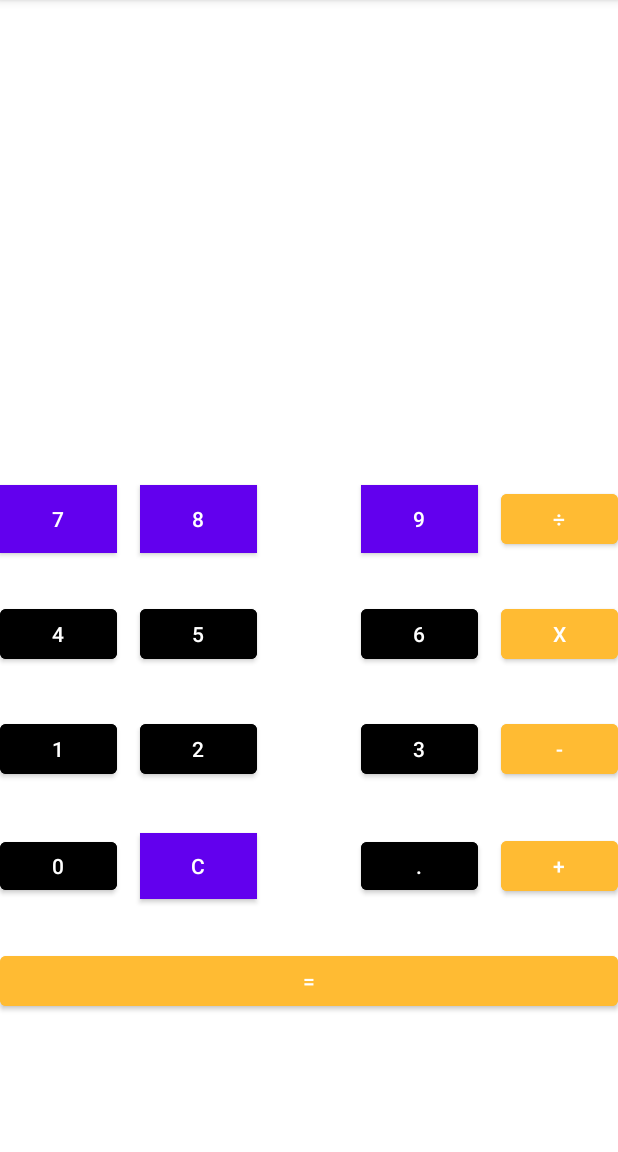
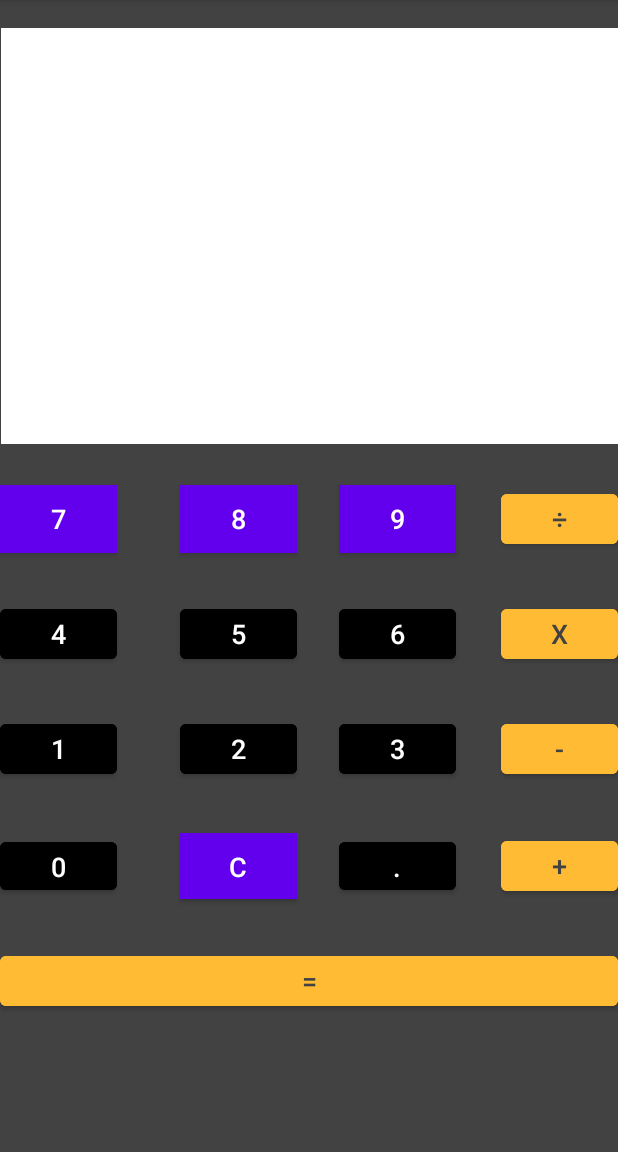
Before and after one commit to Valle8/calculadora, an Android app: the screen it shows after launch (MainActivity), on a phone screen of 412 x 824 dp, the part 84-1236 px from its top. Run offline under Robolectric (Android 15) with nearby library versions, the phone set to English and light mode, and no system bars.

Commit message:
cambios a botones y  fondo

```diff
--- a/Calculadora/app/src/main/res/layout/activity_main.xml
+++ b/Calculadora/app/src/main/res/layout/activity_main.xml
@@ -4,8 +4,8 @@
     xmlns:tools="http://schemas.android.com/tools"
     android:layout_width="match_parent"
     android:layout_height="match_parent"
-    android:background="#FFFFFF"
-    android:backgroundTint="#FFFFFF"
+    android:background="@color/purple_200"
+    android:backgroundTint="@color/cardview_dark_background"
     tools:context=".MainActivity">
 
 
@@ -13,10 +13,11 @@
         android:id="@+id/btn3"
         android:layout_width="78dp"
         android:layout_height="45dp"
-        android:layout_marginEnd="15dp"
+        android:layout_marginEnd="30dp"
         android:backgroundTint="@color/black"
         android:onClick="btnTres"
         android:text="3"
+        android:textSize="18sp"
         app:layout_constraintBottom_toTopOf="@+id/guideline15"
         app:layout_constraintEnd_toStartOf="@+id/btnResta"
         app:layout_constraintTop_toTopOf="@+id/guideline14" />
@@ -25,10 +26,11 @@
         android:id="@+id/btn6"
         android:layout_width="78dp"
         android:layout_height="45dp"
-        android:layout_marginEnd="15dp"
+        android:layout_marginEnd="30dp"
         android:backgroundTint="@color/black"
         android:onClick="btnSeis"
         android:text="6"
+        android:textSize="18sp"
         app:layout_constraintBottom_toTopOf="@+id/guideline14"
         app:layout_constraintEnd_toStartOf="@+id/btnMultiplicacion"
         app:layout_constraintTop_toTopOf="@+id/guideline13" />
@@ -37,11 +39,12 @@
         android:id="@+id/btn9"
         android:layout_width="78dp"
         android:layout_height="45dp"
-        android:layout_marginEnd="15dp"
+        android:layout_marginEnd="30dp"
         android:background="@color/black"
         android:backgroundTint="@color/black"
         android:onClick="btnNueve"
         android:text="9"
+        android:textSize="18sp"
         app:layout_constraintBottom_toTopOf="@+id/guideline13"
         app:layout_constraintEnd_toStartOf="@+id/btnDivision"
         app:layout_constraintTop_toTopOf="@+id/guideline12" />
@@ -50,12 +53,14 @@
         android:id="@+id/btn8"
         android:layout_width="78dp"
         android:layout_height="45dp"
-        android:layout_marginStart="15dp"
+        android:layout_marginStart="13dp"
         android:background="@color/black"
         android:backgroundTint="@color/black"
         android:onClick="btnOcho"
         android:text="8"
+        android:textSize="18sp"
         app:layout_constraintBottom_toTopOf="@+id/guideline13"
+        app:layout_constraintEnd_toStartOf="@+id/btn9"
         app:layout_constraintStart_toEndOf="@+id/btn7"
         app:layout_constraintTop_toTopOf="@+id/guideline12" />
 
@@ -67,6 +72,7 @@
         android:backgroundTint="@color/black"
         android:onClick="btnSiete"
         android:text="7"
+        android:textSize="18sp"
         app:layout_constraintBottom_toTopOf="@+id/guideline13"
         app:layout_constraintStart_toStartOf="parent"
         app:layout_constraintTop_toTopOf="@+id/guideline12"
@@ -77,6 +83,7 @@
         android:layout_width="411dp"
         android:layout_height="277dp"
         android:layout_marginBottom="454dp"
+        android:background="@color/white"
         android:gravity="center"
         android:textSize="36sp"
         app:layout_constraintBottom_toBottomOf="parent"
@@ -91,6 +98,8 @@
         android:backgroundTint="@android:color/holo_orange_light"
         android:onClick="btnIgual"
         android:text="="
+        android:textColor="@color/cardview_dark_background"
+        android:textSize="18sp"
         app:layout_constraintBottom_toTopOf="@+id/guideline9"
         app:layout_constraintEnd_toEndOf="parent"
         app:layout_constraintStart_toStartOf="parent"
@@ -103,6 +112,8 @@
         android:backgroundTint="@android:color/holo_orange_light"
         android:onClick="btnSuma"
         android:text="+"
+        android:textColor="@color/cardview_dark_background"
+        android:textSize="18sp"
         app:layout_constraintBottom_toTopOf="@+id/guideline3"
         app:layout_constraintEnd_toEndOf="parent"
         app:layout_constraintTop_toTopOf="@+id/guideline15" />
@@ -114,6 +125,8 @@
         android:backgroundTint="@android:color/holo_orange_light"
         android:onClick="btnDivision"
         android:text="÷"
+        android:textColor="@color/cardview_dark_background"
+        android:textSize="18sp"
         app:layout_constraintBottom_toTopOf="@+id/guideline13"
         app:layout_constraintEnd_toEndOf="parent"
         app:layout_constraintTop_toTopOf="@+id/guideline12"
@@ -126,6 +139,8 @@
         android:backgroundTint="@android:color/holo_orange_light"
         android:onClick="btnMultiplicacion"
         android:text="x"
+        android:textColor="@color/cardview_dark_background"
+        android:textSize="18sp"
         app:layout_constraintBottom_toTopOf="@+id/guideline14"
         app:layout_constraintEnd_toEndOf="parent"
         app:layout_constraintTop_toTopOf="@+id/guideline13" />
@@ -137,6 +152,7 @@
         android:backgroundTint="@color/black"
         android:onClick="btnCuatro"
         android:text="4"
+        android:textSize="18sp"
         app:layout_constraintBottom_toTopOf="@+id/guideline14"
         app:layout_constraintStart_toStartOf="parent"
         app:layout_constraintTop_toTopOf="@+id/guideline13" />
@@ -145,11 +161,13 @@
         android:id="@+id/btn5"
         android:layout_width="78dp"
         android:layout_height="45dp"
-        android:layout_marginStart="15dp"
+        android:layout_marginStart="13dp"
         android:backgroundTint="@color/black"
         android:onClick="btnCinco"
         android:text="5"
+        android:textSize="18sp"
         app:layout_constraintBottom_toTopOf="@+id/guideline14"
+        app:layout_constraintEnd_toStartOf="@+id/btn6"
         app:layout_constraintStart_toEndOf="@+id/btn4"
         app:layout_constraintTop_toTopOf="@+id/guideline13" />
 
@@ -160,6 +178,7 @@
         android:backgroundTint="@color/black"
         android:onClick="btnUno"
         android:text="1"
+        android:textSize="18sp"
         app:layout_constraintBottom_toTopOf="@+id/guideline15"
         app:layout_constraintStart_toStartOf="parent"
         app:layout_constraintTop_toTopOf="@+id/guideline14" />
@@ -168,11 +187,13 @@
         android:id="@+id/btn2"
         android:layout_width="78dp"
         android:layout_height="45dp"
-        android:layout_marginStart="15dp"
+        android:layout_marginStart="13dp"
         android:backgroundTint="@color/black"
         android:onClick="btnDos"
         android:text="2"
+        android:textSize="18sp"
         app:layout_constraintBottom_toTopOf="@+id/guideline15"
+        app:layout_constraintEnd_toStartOf="@+id/btn3"
         app:layout_constraintStart_toEndOf="@+id/btn1"
         app:layout_constraintTop_toTopOf="@+id/guideline14" />
 
@@ -183,6 +204,7 @@
         android:backgroundTint="@color/black"
         android:onClick="btnCero"
         android:text="0"
+        android:textSize="18sp"
         app:layout_constraintBottom_toTopOf="@+id/guideline3"
         app:layout_constraintStart_toStartOf="parent"
         app:layout_constraintTop_toTopOf="@+id/guideline15" />
@@ -194,6 +216,8 @@
         android:backgroundTint="@android:color/holo_orange_light"
         android:onClick="btnResta"
         android:text="-"
+        android:textColor="@color/cardview_dark_background"
+        android:textSize="18sp"
         app:layout_constraintBottom_toTopOf="@+id/guideline15"
         app:layout_constraintEnd_toEndOf="parent"
         app:layout_constraintTop_toTopOf="@+id/guideline14" />
@@ -202,12 +226,14 @@
         android:id="@+id/btnBorrar"
         android:layout_width="78dp"
         android:layout_height="44dp"
-        android:layout_marginStart="15dp"
+        android:layout_marginStart="13dp"
         android:background="@color/black"
         android:backgroundTint="@android:color/darker_gray"
         android:onClick="btnBorrar"
         android:text="C"
+        android:textSize="18sp"
         app:layout_constraintBottom_toTopOf="@+id/guideline3"
+        app:layout_constraintEnd_toStartOf="@+id/btnPunto"
         app:layout_constraintStart_toEndOf="@+id/btn0"
         app:layout_constraintTop_toTopOf="@+id/guideline15" />
 
@@ -257,10 +283,11 @@
         android:id="@+id/btnPunto"
         android:layout_width="78dp"
         android:layout_height="44dp"
-        android:layout_marginEnd="15dp"
+        android:layout_marginEnd="30dp"
         android:backgroundTint="@color/black"
         android:onClick="btnPunto"
         android:text="."
+        android:textSize="18sp"
         app:layout_constraintBottom_toTopOf="@+id/guideline3"
         app:layout_constraintEnd_toStartOf="@+id/btnSuma"
         app:layout_constraintTop_toTopOf="@+id/guideline15" />
```
